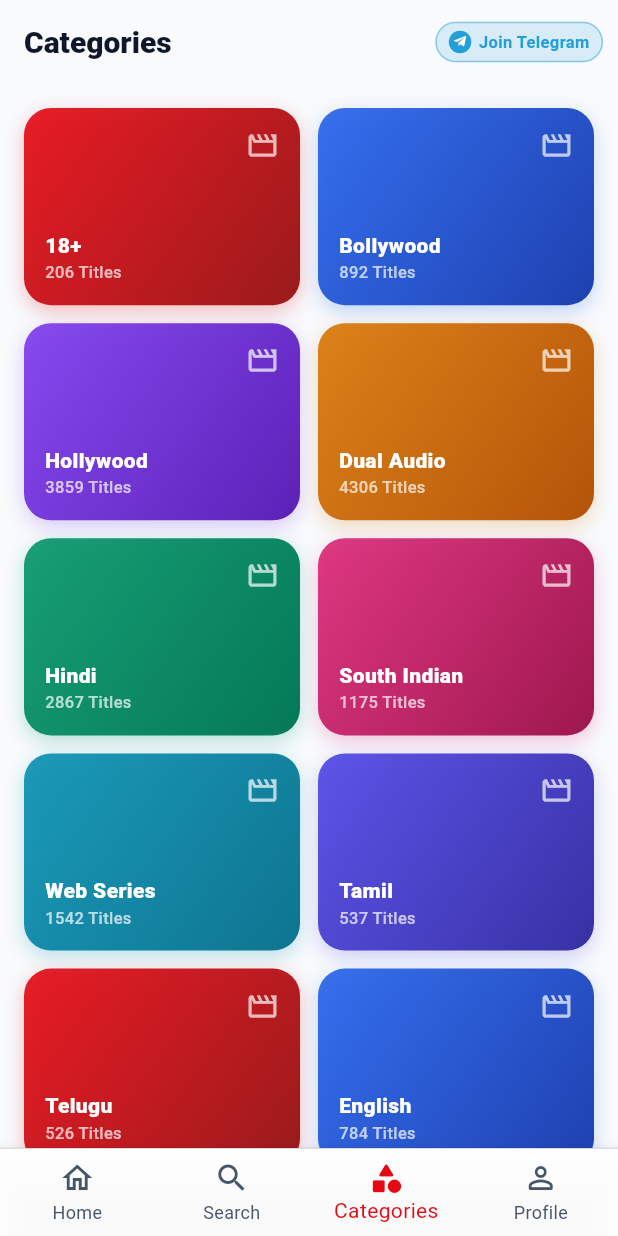
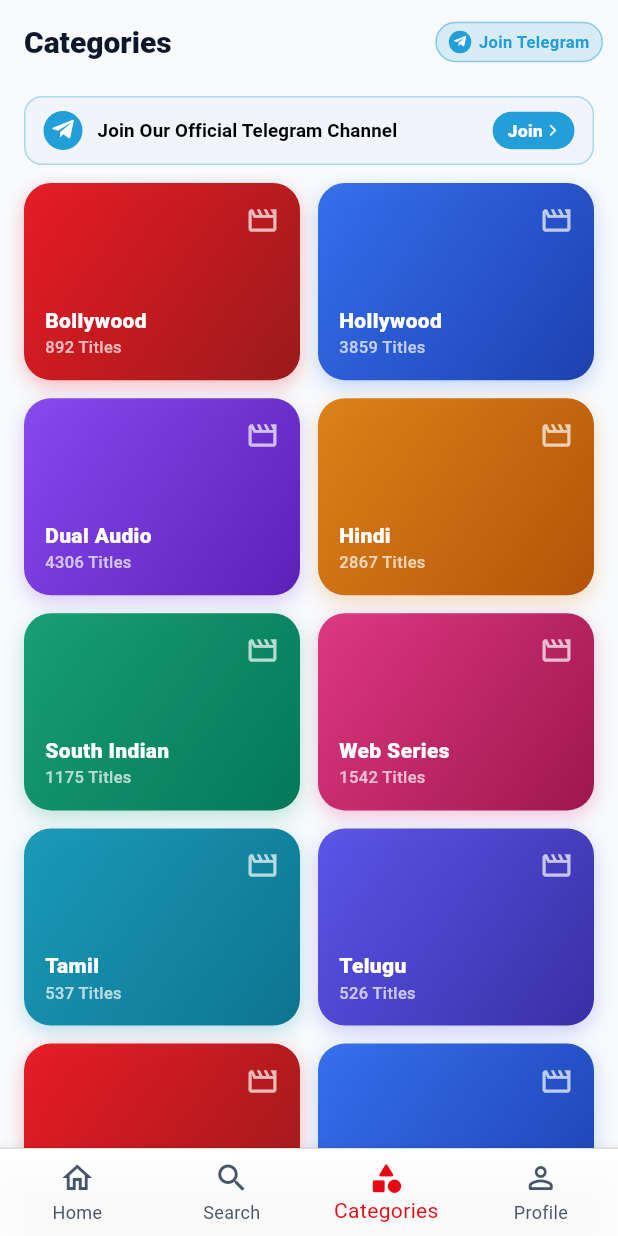
Before and after one commit to anilmonitor/movie, a Flutter app: the screen it shows after launch, item 3 of the bottom bar chosen, on a phone screen of 412 x 824 dp. Run offline on Flutter 3.47's test engine with Material 3 defaults, Android fonts, the phone set to English and light mode, and no system bars; our stand-ins replace cached_network_image, shared_preferences, shimmer, webview_flutter; network calls fail.

Commit message:
final UI done

```diff
--- a/flutter_app/lib/screens/categories_screen.dart
+++ b/flutter_app/lib/screens/categories_screen.dart
@@ -45,9 +45,19 @@ class _CategoriesScreenState extends State<CategoriesScreen> {
     [const Color(0xFF4F46E5), const Color(0xFF3730A3)],
   ];
 
+  // Guarantee 18+ is placed at the bottom
+  List<MovieCategory> get _sortedCategories {
+    final list = List<MovieCategory>.from(_categories);
+    final adult = list.where((c) => c.slug == '18' || c.name.contains('18+')).toList();
+    list.removeWhere((c) => c.slug == '18' || c.name.contains('18+'));
+    list.addAll(adult);
+    return list;
+  }
+
   @override
   Widget build(BuildContext context) {
     final isDark = Theme.of(context).brightness == Brightness.dark;
+    final displayCategories = _sortedCategories;
 
     return Scaffold(
       appBar: AppBar(
@@ -60,18 +70,25 @@ class _CategoriesScreenState extends State<CategoriesScreen> {
       body: RefreshIndicator(
         onRefresh: _loadCategories,
         color: AppTheme.primaryRed,
+        child: Column(
+          children: [
+            // Long official Telegram banner at top
+            const TelegramBannerCard(
+              margin: EdgeInsets.fromLTRB(16, 8, 16, 6),
+            ),
+            Expanded(
               child: GridView.builder(
                 physics: const AlwaysScrollableScrollPhysics(),
-          padding: const EdgeInsets.all(16),
+                padding: const EdgeInsets.fromLTRB(16, 6, 16, 20),
                 gridDelegate: const SliverGridDelegateWithFixedCrossAxisCount(
                   crossAxisCount: 2,
                   childAspectRatio: 1.4,
                   crossAxisSpacing: 12,
                   mainAxisSpacing: 12,
                 ),
-          itemCount: _categories.length,
+                itemCount: displayCategories.length,
                 itemBuilder: (context, index) {
-            final cat = _categories[index];
+                  final cat = displayCategories[index];
                   final grad = _gradients[index % _gradients.length];
 
                   return GestureDetector(
@@ -141,6 +158,9 @@ class _CategoriesScreenState extends State<CategoriesScreen> {
                 },
               ),
             ),
+          ],
+        ),
+      ),
     );
   }
 }
--- a/flutter_app/lib/services/api_service.dart
+++ b/flutter_app/lib/services/api_service.dart
@@ -215,7 +215,6 @@ class ApiService {
   // Guaranteed fallback categories so CategoriesScreen is NEVER blank
   static const List<MovieCategory> defaultCategories = [
     // Top Industries & Languages (Real WordPress Categories with live IDs)
-    MovieCategory(id: 4, name: '18+', slug: '18', count: 206),
     MovieCategory(id: 3, name: 'Bollywood', slug: 'bollywood', count: 892),
     MovieCategory(id: 91, name: 'Hollywood', slug: 'hollywood', count: 3859),
     MovieCategory(id: 7, name: 'Dual Audio', slug: 'dual-audio', count: 4306),
@@ -248,6 +247,9 @@ class ApiService {
     MovieCategory(id: 0, name: 'Crime & Mystery', slug: 'crime', count: 165),
     MovieCategory(id: 0, name: 'Animation', slug: 'animation', count: 130),
     MovieCategory(id: 0, name: 'Adventure', slug: 'adventure', count: 220),
+
+    // 18+ placed at the bottom as requested
+    MovieCategory(id: 4, name: '18+', slug: '18', count: 206),
   ];
 
   // Fetch paginated movies
@@ -452,6 +454,11 @@ class ApiService {
       }
     }
 
+    // Ensure 18+ is always placed at the bottom/end of the list
+    final adultCats = result.where((c) => c.slug == '18' || c.name.contains('18+')).toList();
+    result.removeWhere((c) => c.slug == '18' || c.name.contains('18+'));
+    result.addAll(adultCats);
+
     return result;
   }
 
--- a/flutter_app/pubspec.yaml
+++ b/flutter_app/pubspec.yaml
@@ -16,7 +16,7 @@ publish_to: 'none' # Remove this line if you wish to publish to pub.dev
 # https://developer.apple.com/library/archive/documentation/General/Reference/InfoPlistKeyReference/Articles/CoreFoundationKeys.html
 # In Windows, build-name is used as the major, minor, and patch parts
 # of the product and file versions while build-number is used as the build suffix.
-version: 1.0.1+2
+version: 1.0.2+3
 
 environment:
   sdk: ^3.12.0
```
Also changed, not shown: 1 other file. Lines whose indentation alone changed are shown as unchanged.
